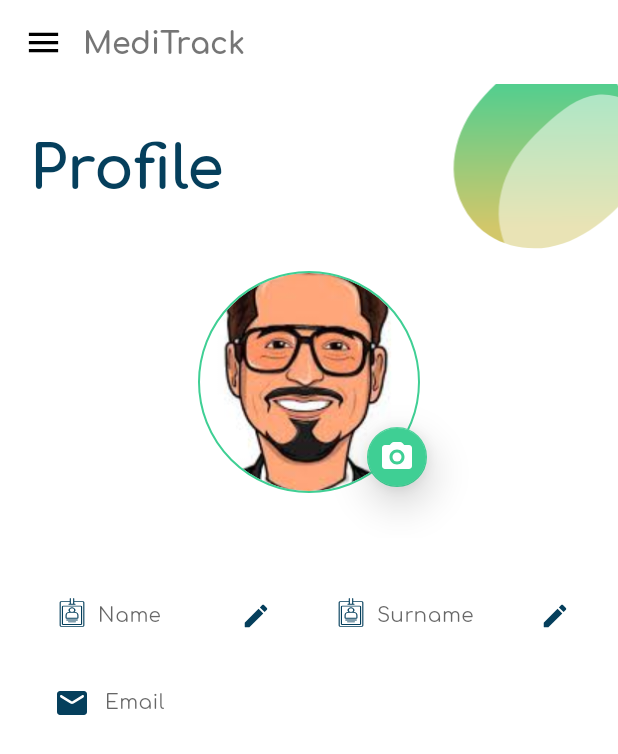
After one commit to Akshi-Vasaniya/MediTrack, an Android app: the UserProfileFragment screen opened through its navigation route, on a phone screen of 412 x 824 dp. The commit adds this screen. Shown: the top 754 px of the screen. Run offline under Robolectric (Android 15) with nearby library versions, the phone set to English and light mode, and no system bars; our stand-ins replace CircleImageView, Firebase (no records; nobody signed in at launch, a user with empty details on screens opened directly), navigation-ui, sdp/ssp sizes.

Commit message:
Added UserProfileFragment

```diff
--- a/app/src/main/java/com/example/meditrack/homeActivity/HomeActivity.kt
+++ b/app/src/main/java/com/example/meditrack/homeActivity/HomeActivity.kt
@@ -113,7 +113,8 @@ class HomeActivity : AppCompatActivity(), NavigationView.OnNavigationItemSelecte
                 R.id.OCRFragment,
                 R.id.searchFragment,
                 R.id.addMedicineFragment,
-                R.id.medicineStockFragment
+                R.id.medicineStockFragment,
+                R.id.userProfileFragment
             )
         ).build()
 
--- a/app/src/main/java/com/example/meditrack/homeActivity/home/HomeFragment.kt
+++ b/app/src/main/java/com/example/meditrack/homeActivity/home/HomeFragment.kt
@@ -113,6 +113,9 @@ class HomeFragment : Fragment() {
                             parentView.requestLayout()
                             binding.menuLayout.profileImage.setImageBitmap(bitmap)*/
                             userImage!!.setImageBitmap(bitmap)
+                            userImage.setOnClickListener {
+                                findNavController().navigate(R.id.userProfileFragment)
+                            }
                         }
                     }
                 }
--- /dev/null
+++ b/app/src/main/java/com/example/meditrack/homeActivity/userprofile/UserProfileFragment.kt
@@ -0,0 +1,32 @@
+package com.example.meditrack.homeActivity.userprofile
+
+import androidx.lifecycle.ViewModelProvider
+import android.os.Bundle
+import androidx.fragment.app.Fragment
+import android.view.LayoutInflater
+import android.view.View
+import android.view.ViewGroup
+import com.example.meditrack.R
+
+class UserProfileFragment : Fragment() {
+
+    companion object {
+        fun newInstance() = UserProfileFragment()
+    }
+
+    private lateinit var viewModel: UserProfileViewModel
+
+    override fun onCreateView(
+        inflater: LayoutInflater, container: ViewGroup?,
+        savedInstanceState: Bundle?
+    ): View? {
+        return inflater.inflate(R.layout.fragment_user_profile, container, false)
+    }
+
+    override fun onActivityCreated(savedInstanceState: Bundle?) {
+        super.onActivityCreated(savedInstanceState)
+        viewModel = ViewModelProvider(this).get(UserProfileViewModel::class.java)
+        // TODO: Use the ViewModel
+    }
+
+}
--- /dev/null
+++ b/app/src/main/java/com/example/meditrack/homeActivity/userprofile/UserProfileViewModel.kt
@@ -0,0 +1,7 @@
+package com.example.meditrack.homeActivity.userprofile
+
+import androidx.lifecycle.ViewModel
+
+class UserProfileViewModel : ViewModel() {
+    // TODO: Implement the ViewModel
+}
--- /dev/null
+++ b/app/src/main/res/drawable/round_profile_edit_24.xml
@@ -0,0 +1,5 @@
+<vector android:height="20dp" android:tint="@color/prusianblue"
+    android:viewportHeight="24" android:viewportWidth="24"
+    android:width="20dp" xmlns:android="http://schemas.android.com/apk/res/android">
+    <path android:fillColor="@android:color/white" android:pathData="M3,17.46v3.04c0,0.28 0.22,0.5 0.5,0.5h3.04c0.13,0 0.26,-0.05 0.35,-0.15L17.81,9.94l-3.75,-3.75L3.15,17.1c-0.1,0.1 -0.15,0.22 -0.15,0.36zM20.71,7.04c0.39,-0.39 0.39,-1.02 0,-1.41l-2.34,-2.34c-0.39,-0.39 -1.02,-0.39 -1.41,0l-1.83,1.83 3.75,3.75 1.83,-1.83z"/>
+</vector>
--- /dev/null
+++ b/app/src/main/res/layout/fragment_user_profile.xml
@@ -0,0 +1,240 @@
+<?xml version="1.0" encoding="utf-8"?>
+<FrameLayout xmlns:android="http://schemas.android.com/apk/res/android"
+    xmlns:tools="http://schemas.android.com/tools"
+    android:layout_width="match_parent"
+    android:layout_height="match_parent"
+    xmlns:app="http://schemas.android.com/apk/res-auto"
+    tools:context=".homeActivity.userprofile.UserProfileFragment">
+
+        <androidx.constraintlayout.widget.ConstraintLayout
+            android:layout_width="wrap_content"
+            android:layout_height="wrap_content"
+            android:layout_gravity="end"
+            >
+
+            <ImageView
+                android:id="@+id/imageView"
+                android:layout_width="wrap_content"
+                android:layout_height="wrap_content"
+                android:contentDescription="@string/top_right_shape"
+                android:src="@drawable/shape"
+                app:layout_constraintEnd_toEndOf="parent"
+                app:layout_constraintTop_toTopOf="parent"
+                android:layout_marginTop="-40dp"
+                android:layout_marginEnd="-40dp"/>
+            <ImageView
+                android:id="@+id/fragment_user_profile_top_shape"
+                android:layout_width="wrap_content"
+                android:layout_height="wrap_content"
+                android:contentDescription="@string/top_right_shape"
+                android:src="@drawable/shape2"
+                app:layout_constraintEnd_toEndOf="parent"
+                app:layout_constraintTop_toTopOf="parent"
+                android:layout_marginTop="-10dp"
+                android:layout_marginEnd="-70dp"/>
+        </androidx.constraintlayout.widget.ConstraintLayout>
+
+        <androidx.core.widget.NestedScrollView
+            android:layout_width="match_parent"
+            android:layout_height="wrap_content">
+
+            <LinearLayout
+                android:layout_width="match_parent"
+                android:layout_height="match_parent"
+                android:orientation="vertical">
+
+                <LinearLayout
+                    android:layout_width="match_parent"
+                    android:layout_height="wrap_content"
+                    android:orientation="vertical">
+
+                    <TextView
+                        android:layout_width="wrap_content"
+                        android:layout_height="wrap_content"
+                        android:layout_marginTop="@dimen/_15sdp"
+                        android:layout_marginHorizontal="20dp"
+                        android:text="@string/profile"
+                        android:textSize="@dimen/_30sdp"
+                        android:fontFamily="@font/comfortaa_bold"
+                        android:textColor="@color/prusianblue"/>
+                </LinearLayout>
+                <LinearLayout
+                    android:id="@+id/profile_image_layout"
+                    android:layout_width="match_parent"
+                    android:layout_height="match_parent"
+                    android:layout_marginTop="@dimen/_10sdp"
+                    android:layout_gravity="center"
+                    android:gravity="center"
+                    android:orientation="vertical">
+                    <FrameLayout
+                        android:layout_width="match_parent"
+                        android:layout_height="wrap_content">
+                        <de.hdodenhof.circleimageview.CircleImageView
+                            android:id="@+id/fragment_user_profile_profile_image"
+                            android:layout_width="@dimen/_160sdp"
+                            android:layout_height="@dimen/_160sdp"
+                            android:layout_gravity="center"
+                            android:paddingVertical="30dp"
+                            app:civ_border_width="1dp"
+                            android:layout_centerInParent="true"
+                            android:src="@drawable/profilepic"
+                            app:civ_border_color="@color/cyanlight"
+                            android:elevation="15dp"/>
+                        <com.google.android.material.floatingactionbutton.FloatingActionButton
+                            android:layout_width="wrap_content"
+                            android:layout_height="wrap_content"
+                            android:layout_marginTop="@dimen/_100sdp"
+                            android:layout_marginEnd="@dimen/_95sdp"
+                            android:src="@drawable/round_photo_camera_24"
+                            app:tint="@color/white"
+                            app:backgroundTint="@color/cyanlight"
+                            app:fabSize="mini"
+                            android:layout_gravity="end"
+                            app:elevation="17dp"/>
+                    </FrameLayout>
+                    <LinearLayout
+                        android:layout_width="match_parent"
+                        android:layout_height="wrap_content"
+                        android:orientation="vertical"
+                        android:layout_marginHorizontal="10dp"
+                        android:layout_marginTop="20dp"
+                        android:paddingVertical="10dp"
+                        android:paddingHorizontal="10dp">
+
+                        <!--                    <com.google.android.material.textfield.TextInputLayout-->
+                        <!--                        android:id="@+id/fragment_user_profile_name_TextInputLayout"-->
+                        <!--                        android:layout_width="match_parent"-->
+                        <!--                        android:layout_height="wrap_content"-->
+                        <!--                        style="@style/Widget.MaterialComponents.TextInputLayout.OutlinedBox">-->
+                        <!--                        <com.google.android.material.textfield.TextInputEditText-->
+                        <!--                            android:id="@+id/fragment_registration_name_TextInputEditText"-->
+                        <!--                            android:layout_width="match_parent"-->
+                        <!--                            android:layout_height="match_parent"-->
+                        <!--                            android:hint="@string/name"-->
+                        <!--                            android:textColor="@color/prusianblue"-->
+                        <!--                            android:drawableStart="@drawable/noun_name_2776910"-->
+                        <!--                            android:drawablePadding="10dp"-->
+                        <!--                            android:textSize="@dimen/_10sdp"-->
+                        <!--                            android:padding="10dp"-->
+                        <!--                            android:inputType="textPersonName"-->
+                        <!--                            android:fontFamily="@font/comfortaa_regular" />-->
+                        <!--                    </com.google.android.material.textfield.TextInputLayout>-->
+
+                        <LinearLayout
+                            android:layout_width="match_parent"
+                            android:layout_height="wrap_content"
+                            android:orientation="horizontal"
+                            android:weightSum="2">
+                            <FrameLayout
+                                android:layout_width="match_parent"
+                                android:layout_height="wrap_content"
+                                android:layout_weight="1"
+                                android:layout_marginRight="10dp">
+
+                                <com.google.android.material.textfield.TextInputLayout
+                                    android:id="@+id/fragment_user_profile_name_TextInputLayout"
+                                    android:layout_width="match_parent"
+                                    android:layout_height="wrap_content"
+                                    style="@style/CustomOutlinedBox">
+
+                                    <com.google.android.material.textfield.TextInputEditText
+                                        android:id="@+id/fragment_user_profile_name_TextInputEditText"
+                                        android:layout_width="match_parent"
+                                        android:layout_height="match_parent"
+                                        android:hint="@string/name"
+                                        android:textColor="@color/prusianblue"
+                                        android:drawableStart="@drawable/noun_name_2776910"
+                                        android:drawablePadding="5dp"
+                                        android:textSize="@dimen/_10sdp"
+                                        android:padding="10dp"
+                                        android:inputType="textPersonName"
+                                        android:fontFamily="@font/comfortaa_regular"
+                                        android:focusable="false"
+                                        android:clickable="true"
+                                        android:longClickable="false" />
+
+                                </com.google.android.material.textfield.TextInputLayout>
+
+                                <ImageButton
+                                    android:id="@+id/edit_name_button"
+                                    android:layout_width="wrap_content"
+                                    android:layout_height="wrap_content"
+                                    android:src="@drawable/round_profile_edit_24"
+                                    android:layout_marginEnd="15dp"
+                                    android:background="?attr/selectableItemBackgroundBorderless"
+                                    android:layout_gravity="end|center_vertical" />
+
+                            </FrameLayout>
+
+                            <FrameLayout
+                                android:layout_width="match_parent"
+                                android:layout_height="wrap_content"
+                                android:layout_weight="1">
+
+                                <com.google.android.material.textfield.TextInputLayout
+                                    android:id="@+id/fragment_user_profile_surname_TextInputLayout"
+                                    android:layout_width="match_parent"
+                                    android:layout_height="wrap_content"
+                                    style="@style/CustomOutlinedBox">
+
+                                    <com.google.android.material.textfield.TextInputEditText
+                                        android:id="@+id/fragment_user_profile_surname_TextInputEditText"
+                                        android:layout_width="match_parent"
+                                        android:layout_height="match_parent"
+                                        android:hint="@string/surname"
+                                        android:textColor="@color/prusianblue"
+                                        android:drawableStart="@drawable/noun_name_2776910"
+                                        android:drawablePadding="5dp"
+                                        android:textSize="@dimen/_10sdp"
+                                        android:padding="10dp"
+                                        android:inputType="textPersonName"
+                                        android:fontFamily="@font/comfortaa_regular"
+                                        android:focusable="false"
+                                        android:clickable="true"
+                                        android:longClickable="false" />
+
+                                </com.google.android.material.textfield.TextInputLayout>
+
+                                <ImageButton
+                                    android:id="@+id/edit_surname_button"
+                                    android:layout_width="24dp"
+                                    android:layout_height="24dp"
+                                    android:src="@drawable/round_profile_edit_24"
+                                    android:layout_marginEnd="10dp"
+                                    android:background="?attr/selectableItemBackgroundBorderless"
+                                    android:layout_gravity="end|center_vertical" />
+
+                            </FrameLayout>
+                        </LinearLayout>
+
+                        <FrameLayout
+                            android:layout_width="match_parent"
+                            android:layout_height="wrap_content"
+                            android:layout_marginTop="10dp">
+                            <com.google.android.material.textfield.TextInputLayout
+                                android:id="@+id/fragment_user_profile_email_TextInputLayout"
+                                android:layout_width="match_parent"
+                                android:layout_height="wrap_content"
+                                style="@style/CustomOutlinedBox"
+                                android:layout_marginTop="@dimen/_3sdp">
+                                <com.google.android.material.textfield.TextInputEditText
+                                    android:id="@+id/fragment_user_profile_email_TextInputEditText"
+                                    android:layout_width="match_parent"
+                                    android:layout_height="match_parent"
+                                    android:drawableStart="@drawable/round_mail_24"
+                                    android:drawablePadding="10dp"
+                                    android:fontFamily="@font/comfortaa_regular"
+                                    android:hint="@string/email"
+                                    android:inputType="textEmailAddress"
+                                    android:textColor="@color/prusianblue"
+                                    android:padding="10dp"
+                                    android:textSize="@dimen/_10sdp" />
+                            </com.google.android.material.textfield.TextInputLayout>
+                        </FrameLayout>
+                    </LinearLayout>
+                </LinearLayout>
+            </LinearLayout>
+
+        </androidx.core.widget.NestedScrollView>
+
+</FrameLayout>
--- a/app/src/main/res/navigation/nav_graph_home_activity.xml
+++ b/app/src/main/res/navigation/nav_graph_home_activity.xml
@@ -22,6 +22,9 @@
         <action
             android:id="@+id/action_homeFragment_to_medicineStockFragment"
             app:destination="@id/medicineStockFragment" />
+        <action
+            android:id="@+id/action_homeFragment_to_userProfileFragment"
+            app:destination="@id/userProfileFragment" />
     </fragment>
     <fragment
         android:id="@+id/searchFragment"
@@ -43,4 +46,9 @@
         android:name="com.example.meditrack.homeActivity.medicine.medicineStock.MedicineStockFragment"
         android:label="fragment_medicine_stock"
         tools:layout="@layout/fragment_medicine_stock" />
+    <fragment
+        android:id="@+id/userProfileFragment"
+        android:name="com.example.meditrack.homeActivity.userprofile.UserProfileFragment"
+        android:label="fragment_user_profile"
+        tools:layout="@layout/fragment_user_profile" />
 </navigation>
--- a/app/src/main/res/values/strings.xml
+++ b/app/src/main/res/values/strings.xml
@@ -24,6 +24,7 @@
     <string name="password_format_dis">• At least one number, upper, lower, symbol, length 8 to 16</string>
     <string name="bottom_left_shape">Bottom-Left Shape</string>
     <string name="registration">Registration</string>
+    <string name="profile">Profile</string>
     <string name="addmedicine">Add Medicine</string>
     <string name="medicinelist">List of Medicines</string>
     <string name="fragment_registration_subtitle">Please sign up to continue</string>
--- a/app/src/main/res/values/styles.xml
+++ b/app/src/main/res/values/styles.xml
@@ -3,4 +3,8 @@
     <style name="CustomOutlinedTextInputLayout" parent="">
         <item name="boxStrokeColor">@color/darkblue</item> <!-- Change this to your desired color -->
     </style>
+    <style name="CustomOutlinedBox" parent="">
+        <item name="boxStrokeWidth">0dp</item>
+        <item name="boxBackgroundColor">@android:color/transparent</item>
+    </style>
 </resources>
```
